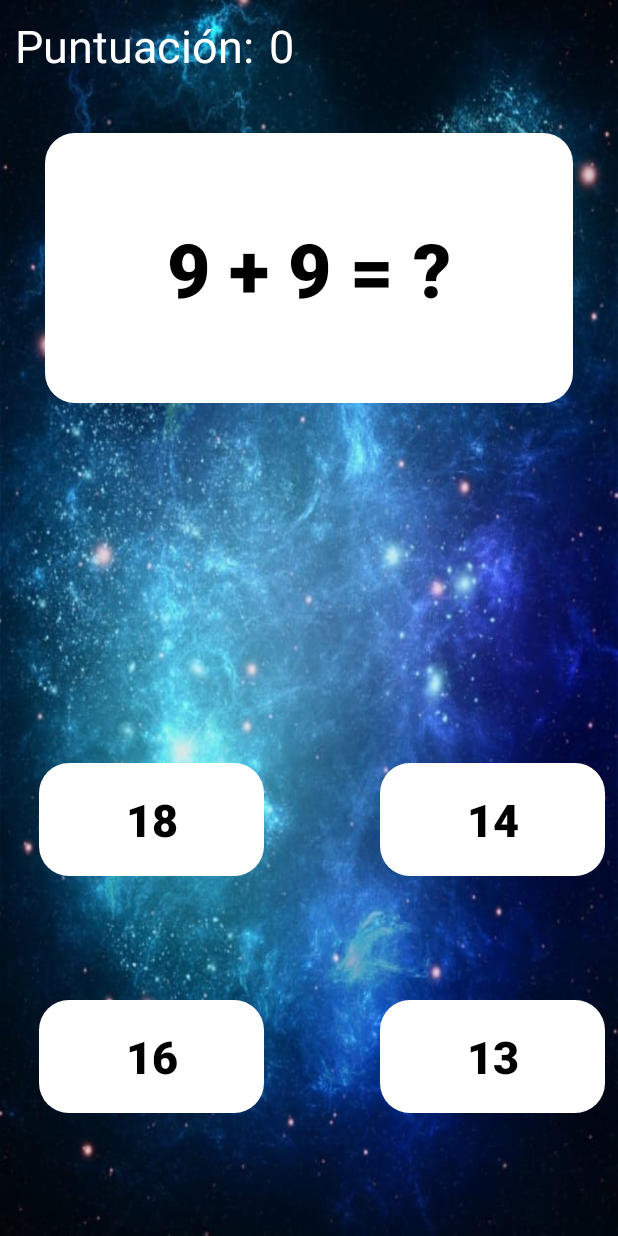
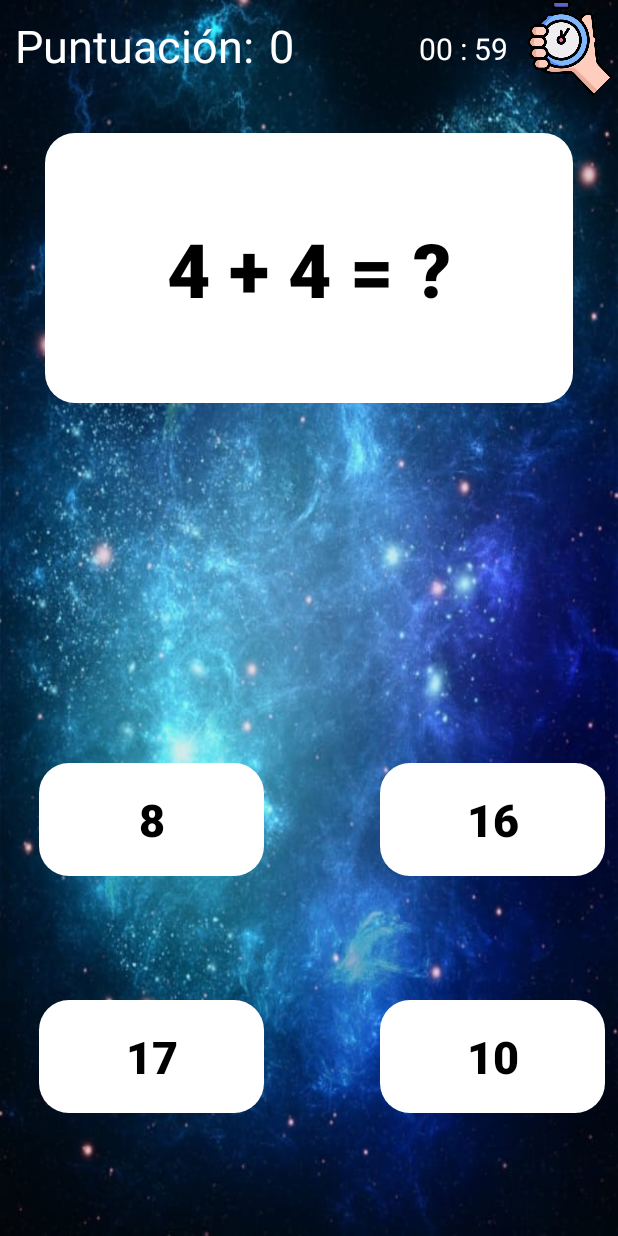
Before and after one commit to MarvinZzvla/FacMat_Game, an Android app: the SumaLevel screen opened directly, with no data from a screen before it, on a phone screen of 412 x 824 dp. Run offline under Robolectric (Android 15) with nearby library versions, the phone set to English and light mode, and no system bars.

Commit message:
Cronometro

```diff
--- a/app/src/main/java/com/vendetta/facmat/MultiplyLevel.kt
+++ b/app/src/main/java/com/vendetta/facmat/MultiplyLevel.kt
@@ -3,6 +3,7 @@ package com.vendetta.facmat
 import android.support.v7.app.AppCompatActivity
 import android.os.Bundle
 import kotlinx.android.synthetic.main.activity_multiply_level.*
+
 
 class MultiplyLevel : AppCompatActivity() {
     var finalResult = 0
@@ -59,6 +60,11 @@ class MultiplyLevel : AppCompatActivity() {
         multiply_3answer.text = (10..30).random().toString()
         multiply_4answer.text = (10..30).random().toString()
 
+        if(multiply_1answer.text == result.toString() ||
+            multiply_2answer.text == result.toString() ||
+            multiply_3answer.text == result.toString() ||
+            multiply_4answer.text == result.toString()){generateProblem();return}
+
         positionanswer = (1..4).random()
         println("$positionanswer este el numero")
         when (positionanswer){
--- a/app/src/main/java/com/vendetta/facmat/RestaLevel.kt
+++ b/app/src/main/java/com/vendetta/facmat/RestaLevel.kt
@@ -62,6 +62,11 @@ class RestaLevel : AppCompatActivity() {
         resta_3answer.text = (1..100).random().toString()
         resta_4answer.text = (1..100).random().toString()
 
+        if(resta_1answer.text == result.toString() ||
+            resta_2answer.text == result.toString() ||
+            resta_3answer.text == result.toString() ||
+            resta_4answer.text == result.toString()){generateProblem();return}
+
         positionanswer = (1..4).random()
         println("$positionanswer este el numero")
         when (positionanswer){
--- a/app/src/main/java/com/vendetta/facmat/SumaLevel.kt
+++ b/app/src/main/java/com/vendetta/facmat/SumaLevel.kt
@@ -1,18 +1,37 @@
 package com.vendetta.facmat
 
+import android.content.Intent
+import android.media.MediaPlayer
 import android.support.v7.app.AppCompatActivity
 import android.os.Bundle
+import android.os.CountDownTimer
 import kotlinx.android.synthetic.main.activity_suma_level.*
 import java.lang.Integer.parseInt
+import java.util.*
+import java.util.concurrent.TimeUnit
 
 class SumaLevel : AppCompatActivity() {
 
    var finalResult = 0
     var finalPosition = 0
+    var acertadasPuntuacion = 0
+    var erradasPuntuacion = 0;
+    var totalPuntuacion = 0;
+    lateinit var mySong:MediaPlayer
+    lateinit var tempo:CountDownTimer
+    var actualPosition = 0
     override fun onCreate(savedInstanceState: Bundle?) {
         super.onCreate(savedInstanceState)
         setContentView(R.layout.activity_suma_level)
-            generateProblem()
+
+        actualPosition = intent.getIntExtra("actualPosition",20)
+        mySong = MediaPlayer.create(this,R.raw.bgmusic)
+        mySong.seekTo(actualPosition)
+        mySong.isLooping = true;
+        mySong.start()
+
+        generateProblem()
+
 
         sum_1option.setOnClickListener { var position = 1; makeChoice(position)}
         sum_2option.setOnClickListener {  var position = 2; makeChoice(position)}
@@ -21,21 +40,57 @@ class SumaLevel : AppCompatActivity() {
 
     }
 
+    override fun onStart() {
+        super.onStart()
+        startTemporizador()
+    }
+
+    fun startTemporizador(){
+        var duration:Long = TimeUnit.MINUTES.toMillis(1)
+        tempo = object : CountDownTimer(duration,1000){
+            override fun onTick(p0: Long) {
+                temporizador.text = String.format(Locale.ENGLISH,"%02d : %02d",TimeUnit.MILLISECONDS.toMinutes(p0),
+                    (TimeUnit.MILLISECONDS.toSeconds(p0) - TimeUnit.MINUTES.toSeconds(TimeUnit.MILLISECONDS.toMinutes(p0))))
+
+            }
+
+            override fun onFinish() {
+                gotoResultado()
+            }
+
+        }
+        tempo.start()
+
+    }
+
+    fun gotoResultado(){
+        Intent(this, Resultado::class.java).apply {
+            this.putExtra("rpuntuacion",acertadasPuntuacion)
+            this.putExtra("fpuntuacion", erradasPuntuacion)
+            this.putExtra("tpuntuacion",totalPuntuacion)
+            startActivity(this)
+        }
+    }
+
     fun makeChoice(position: Int){
         if(getResult(position))
         {
             var getScore = parseInt(sumScore.text.toString())
             getScore += 1;
+            totalPuntuacion = getScore
             sumScore.text = getScore.toString()
+            acertadasPuntuacion += 1;
             generateProblem()
             //HAS GANADO
         }
         else{
             var getScore = parseInt(sumScore.text.toString())
             if(getScore > 0){
-            getScore -= 1;
+            getScore -= 1
+                totalPuntuacion = getScore
             }
             sumScore.text = getScore.toString()
+            erradasPuntuacion += 1;
             generateProblem()
             //HAS PERDIDO
         }
@@ -62,6 +117,12 @@ class SumaLevel : AppCompatActivity() {
         sum_3answer.text = (10..20).random().toString()
         sum_4answer.text = (10..20).random().toString()
 
+
+        if(sum_1answer.text == result.toString() ||
+            sum_2answer.text == result.toString() ||
+            sum_3answer.text == result.toString() ||
+            sum_4answer.text == result.toString()){generateProblem();return}
+
         positionanswer = (1..4).random()
         println("$positionanswer este el numero")
         when (positionanswer){
@@ -70,7 +131,41 @@ class SumaLevel : AppCompatActivity() {
             3 -> {sum_3answer.text = result.toString()}
             4 -> {sum_4answer.text = result.toString()}
         }
+
         finalPosition = positionanswer;
         sum_exercise.text = problem
     }
+
+
+    override fun onResume() {
+        super.onResume()
+        mySong.release()
+        mySong = MediaPlayer.create(this,R.raw.bgmusic)
+        mySong.seekTo(actualPosition)
+        mySong.isLooping = true;
+        mySong.setVolume(0.2f,0.2f)
+        mySong.start()
+    }
+
+    override fun onPause() {
+        super.onPause()
+        mySong.pause()
+        mySong.release()
+        tempo.cancel()
+
+    }
+
+    override fun onDestroy() {
+        super.onDestroy()
+        mySong.release()
+        tempo.cancel()
+    }
+
+    override fun onBackPressed() {
+        super.onBackPressed()
+        Intent(this,Levels::class.java).apply {
+            this.putExtra("actualPosition",mySong.currentPosition)
+            startActivity(this)
+        }
+        }
 }
--- a/app/src/main/res/layout/activity_main.xml
+++ b/app/src/main/res/layout/activity_main.xml
@@ -81,6 +81,7 @@
         android:textColor="@color/white"
         android:text="Feria Cientifica 2022 Ⓒ" />
         </LinearLayout>
-</LinearLayout>
+
+    </LinearLayout>
 
 </LinearLayout>
--- a/app/src/main/res/layout/activity_suma_level.xml
+++ b/app/src/main/res/layout/activity_suma_level.xml
@@ -155,4 +155,27 @@
         app:layout_constraintStart_toStartOf="@+id/sum_4option"
         app:layout_constraintTop_toTopOf="@+id/sum_4option" />
 
+    <ImageView
+        android:id="@+id/imageView4"
+        android:layout_width="64dp"
+        android:layout_height="64dp"
+        android:src="@drawable/cronometro"
+        app:layout_constraintEnd_toEndOf="parent"
+        app:layout_constraintHorizontal_bias="1"
+        app:layout_constraintStart_toStartOf="parent"
+        app:layout_constraintTop_toTopOf="parent" />
+
+    <TextView
+        android:id="@+id/temporizador"
+        android:layout_width="wrap_content"
+        android:layout_height="wrap_content"
+        android:text="0:00"
+        app:layout_constraintHorizontal_bias="0.9"
+        android:textSize="20sp"
+        android:textColor="@color/white"
+        app:layout_constraintBottom_toBottomOf="@+id/imageView4"
+        app:layout_constraintEnd_toStartOf="@+id/imageView4"
+        app:layout_constraintStart_toEndOf="@+id/sumScore"
+        app:layout_constraintTop_toTopOf="parent" />
+
 </android.support.constraint.ConstraintLayout>
```
Also changed, not shown: app/src/main/AndroidManifest.xml (+7 -6 lines), app/src/main/java/com/vendetta/facmat/DivideLevel.kt (+13 -2 lines), app/src/main/java/com/vendetta/facmat/Levels.kt (+48 -5 lines), app/src/main/java/com/vendetta/facmat/MainActivity.kt (+38 -2 lines), app/src/main/java/com/vendetta/facmat/Resultado.kt (added, +29 -0 lines), app/src/main/res/layout/activity_resultado.xml (added, +112 -0 lines), app/src/main/res/drawable/cronometro.png (added), app/src/main/res/drawable/happyface.png (added), 1 other file.
